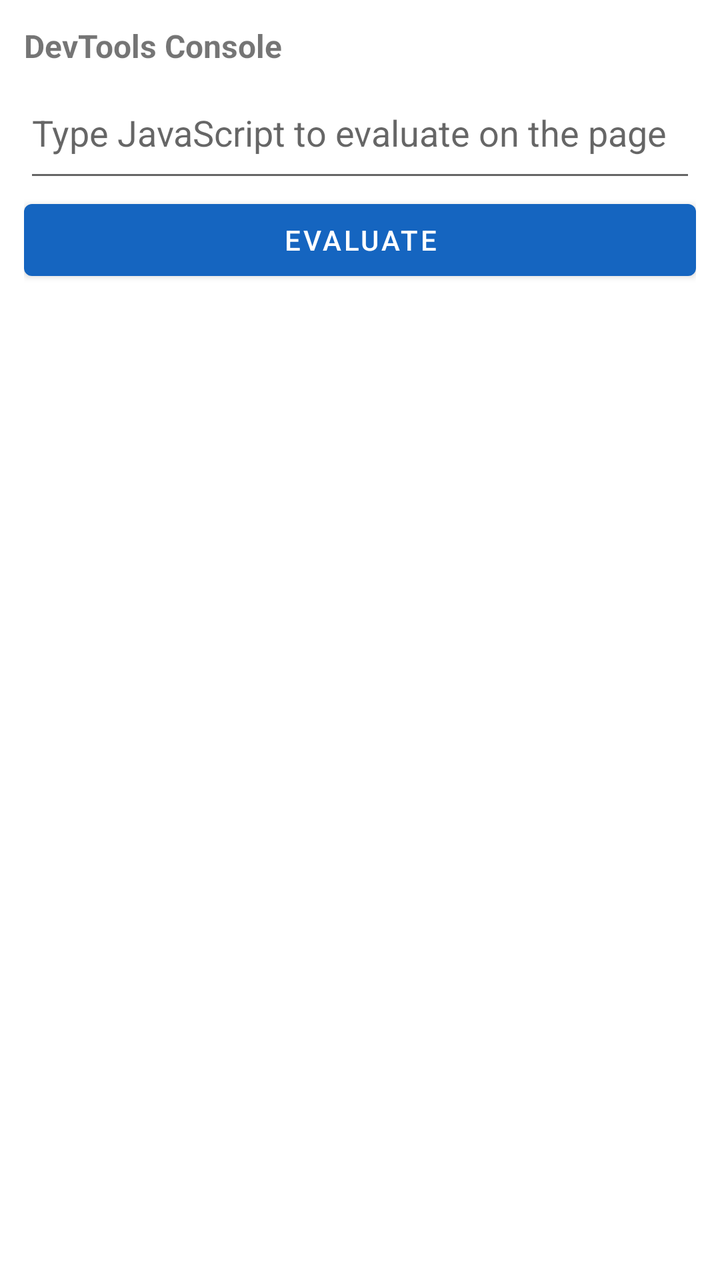
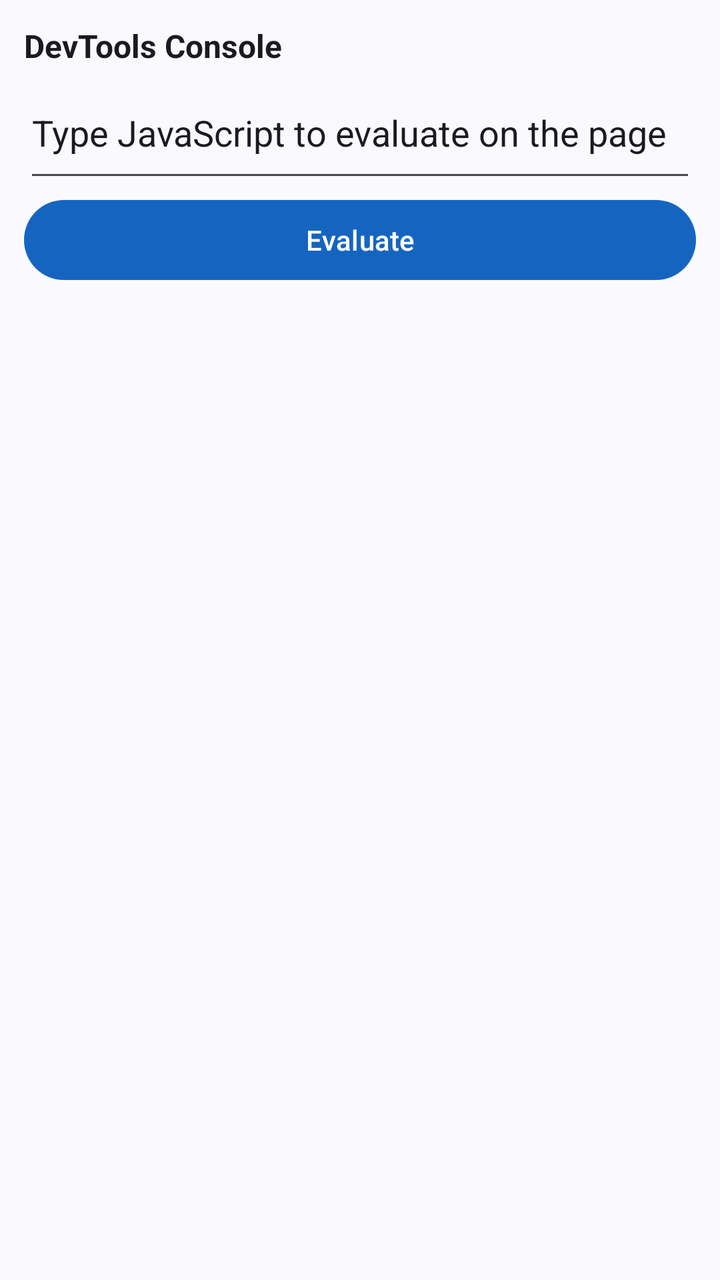

The first picture is an Android layout as it rendered before a commit; the second is the same layout after the commit. The layout source and the unified diff follow.
<!-- AndroidManifest.xml: application theme VodyTheme -->
<!-- res/layout/dialog_devtools.xml -->
<?xml version="1.0" encoding="utf-8"?>
<LinearLayout xmlns:android="http://schemas.android.com/apk/res/android"
    android:layout_width="match_parent"
    android:layout_height="wrap_content"
    android:orientation="vertical"
    android:padding="12dp">

    <TextView
        android:layout_width="match_parent"
        android:layout_height="wrap_content"
        android:text="@string/devtools_title"
        android:textStyle="bold"
        android:textSize="16sp" />

    <EditText
        android:id="@+id/devtools_input"
        android:layout_width="match_parent"
        android:layout_height="wrap_content"
        android:hint="@string/devtools_hint"
        android:inputType="textMultiLine"
        android:minLines="2" />

    <Button
        android:id="@+id/devtools_eval"
        android:layout_width="match_parent"
        android:layout_height="wrap_content"
        android:text="@string/devtools_evaluate" />

    <ScrollView
        android:layout_width="match_parent"
        android:layout_height="200dp">

        <TextView
            android:id="@+id/devtools_output"
            android:layout_width="match_parent"
            android:layout_height="wrap_content"
            android:fontFamily="monospace"
            android:textSize="12sp"
            android:paddingTop="8dp" />
    </ScrollView>
</LinearLayout>
<!-- resources referenced by this layout -->
<resources>
  <string name="devtools_evaluate">Evaluate</string>
  <string name="devtools_hint">Type JavaScript to evaluate on the page</string>
  <string name="devtools_title">DevTools Console</string>
  <style name="VodyTheme" parent="Theme.MaterialComponents.DayNight.NoActionBar">
          <item name="colorPrimary">@color/vody_primary</item>
          <item name="colorPrimaryVariant">@color/vody_primary_dark</item>
          <item name="colorAccent">@color/vody_accent</item>
          <item name="android:statusBarColor">@color/vody_primary</item>
          <item name="android:windowBackground">@color/vody_bg</item>
      </style>
  <color name="vody_primary">#1565C0</color>
  <color name="vody_primary_dark">#0D47A1</color>
  <color name="vody_accent">#FF6F00</color>
  <color name="vody_bg">#FFFFFF</color>
</resources>

<!-- the commit's change to res/layout/dialog_devtools.xml (unified diff, before → after) -->
@@ -3,14 +3,16 @@
     android:layout_width="match_parent"
     android:layout_height="wrap_content"
     android:orientation="vertical"
-    android:padding="12dp">
+    android:padding="12dp"
+    android:background="?android:colorBackground">
 
     <TextView
         android:layout_width="match_parent"
         android:layout_height="wrap_content"
         android:text="@string/devtools_title"
         android:textStyle="bold"
-        android:textSize="16sp" />
+        android:textSize="16sp"
+        android:textColor="?attr/colorOnBackground" />
 
     <EditText
         android:id="@+id/devtools_input"
@@ -18,7 +20,9 @@
         android:layout_height="wrap_content"
         android:hint="@string/devtools_hint"
         android:inputType="textMultiLine"
-        android:minLines="2" />
+        android:minLines="2"
+        android:textColor="?attr/colorOnBackground"
+        android:textColorHint="?attr/colorOnBackground" />
 
     <Button
         android:id="@+id/devtools_eval"
@@ -36,6 +40,7 @@
             android:layout_height="wrap_content"
             android:fontFamily="monospace"
             android:textSize="12sp"
-            android:paddingTop="8dp" />
+            android:paddingTop="8dp"
+            android:textColor="?attr/colorOnBackground" />
     </ScrollView>
 </LinearLayout>
<!-- resource entries referenced after the edit -->
@@ -3,16 +3,19 @@
   <string name="devtools_evaluate">Evaluate</string>
   <string name="devtools_hint">Type JavaScript to evaluate on the page</string>
   <string name="devtools_title">DevTools Console</string>
-  <style name="VodyTheme" parent="Theme.MaterialComponents.DayNight.NoActionBar">
+  <style name="VodyTheme" parent="Theme.Material3.DynamicColors.DayNight.NoActionBar">
           <item name="colorPrimary">@color/vody_primary</item>
           <item name="colorPrimaryVariant">@color/vody_primary_dark</item>
+          <item name="colorOnPrimary">@color/white</item>
           <item name="colorAccent">@color/vody_accent</item>
-          <item name="android:statusBarColor">@color/vody_primary</item>
-          <item name="android:windowBackground">@color/vody_bg</item>
+          
+          <item name="android:windowBackground">?android:colorBackground</item>
+          <item name="android:statusBarColor">@color/vody_primary_dark</item>
+          <item name="preferenceTheme">@style/PreferenceThemeOverlay</item>
       </style>
   <color name="vody_primary">#1565C0</color>
   <color name="vody_primary_dark">#0D47A1</color>
+  <color name="white">#FFFFFFFF</color>
   <color name="vody_accent">#FF6F00</color>
-  <color name="vody_bg">#FFFFFF</color>
 </resources>
 
